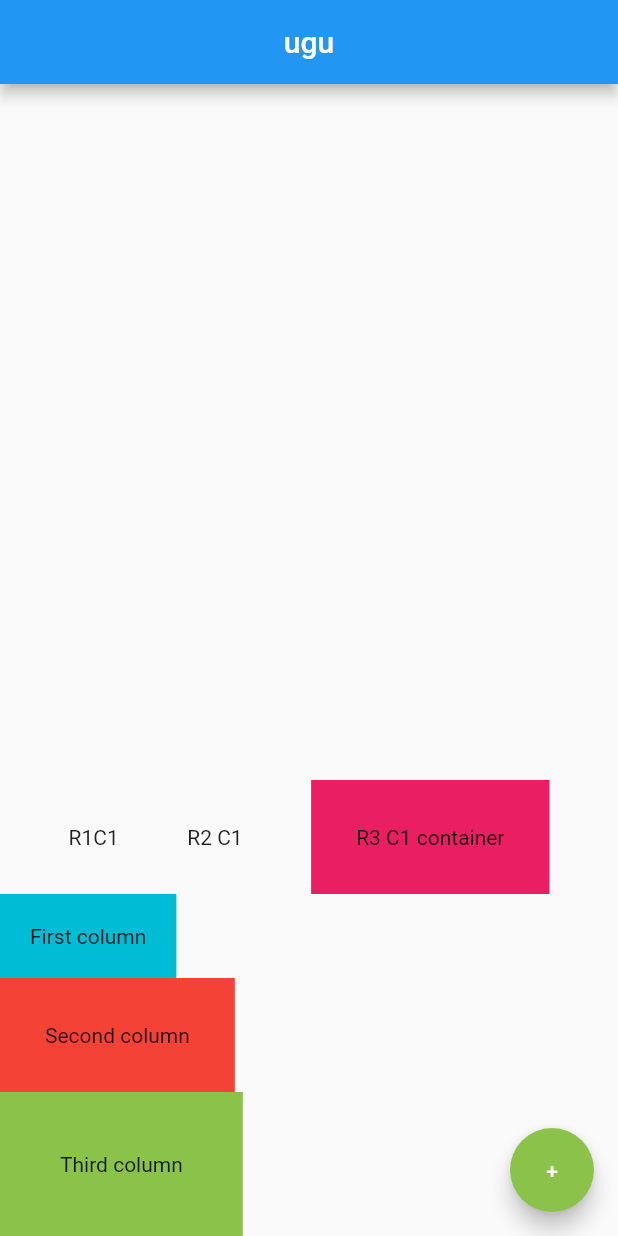
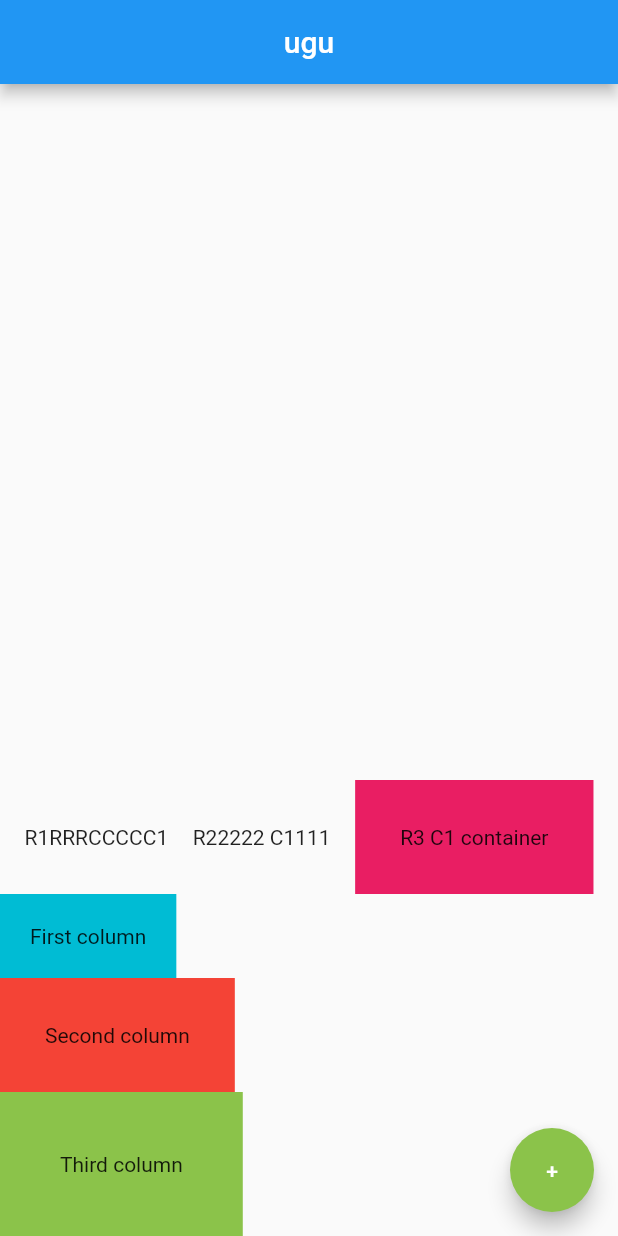
Before and after one commit to chakca/vid11_netnija_project, a Flutter app: the screen it shows after launch, on a phone screen of 412 x 824 dp. Run offline on Flutter 3.47's test engine with Material 2 defaults, Android fonts, the phone set to English and light mode, and no system bars.

Commit message:
RRRRRRR CCCCC change

```diff
--- a/lib/main.dart
+++ b/lib/main.dart
@@ -21,8 +21,8 @@ class Home extends StatelessWidget {
           Row(
             mainAxisAlignment: MainAxisAlignment.spaceEvenly,
             children: <Widget>[
-              Text('R1C1'),
-              Text('R2 C1'),
+              Text('R1RRRCCCCC1'),
+              Text('R22222 C1111'),
               Container(
                 color: Colors.pink,
                 padding: EdgeInsets.all(30),
```
Also changed, not shown: pubspec.lock.
